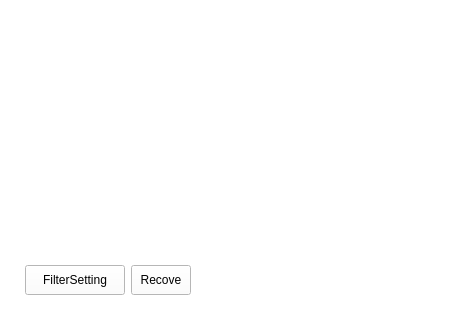
Qt form src/kylinburnerfilefilter.ui (UbuntuKylin/kylin-burner) before a commit; both pictures show x 0 to 450 and y 180 to 500 of the 450 by 500 pixel window.
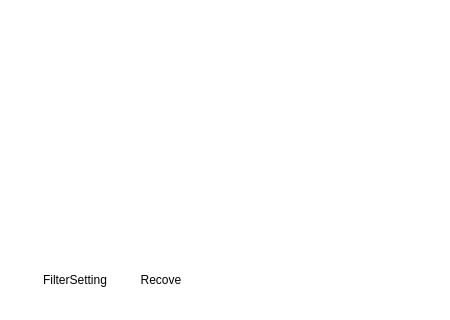
The same form after that commit. Icons and pictures are not drawn.

Commit message: Modify UI and Match some page the dark color pattern  Add solutions to singleton problems caused by VNC.

What changed in the file:
```diff
--- a/src/kylinburnerfilefilter.ui
+++ b/src/kylinburnerfilefilter.ui
@@ -10,6 +10,12 @@
     <height>500</height>
    </rect>
   </property>
+  <property name="sizePolicy">
+   <sizepolicy hsizetype="Fixed" vsizetype="Fixed">
+    <horstretch>0</horstretch>
+    <verstretch>0</verstretch>
+   </sizepolicy>
+  </property>
   <property name="minimumSize">
    <size>
     <width>450</width>
@@ -26,7 +32,8 @@
    <string>Form</string>
   </property>
   <property name="styleSheet">
-   <string notr="true">background-color: rgb(255, 255, 255);</string>
+   <string notr="true">background-color: rgb(255, 255, 255);
+border: none;border-radius: 4px;</string>
   </property>
   <layout class="QVBoxLayout" name="verticalLayout">
    <property name="spacing">
```
Left out of the diff: 3 changed lines with no effect on the pictures. The commit also changes 21 other files.
